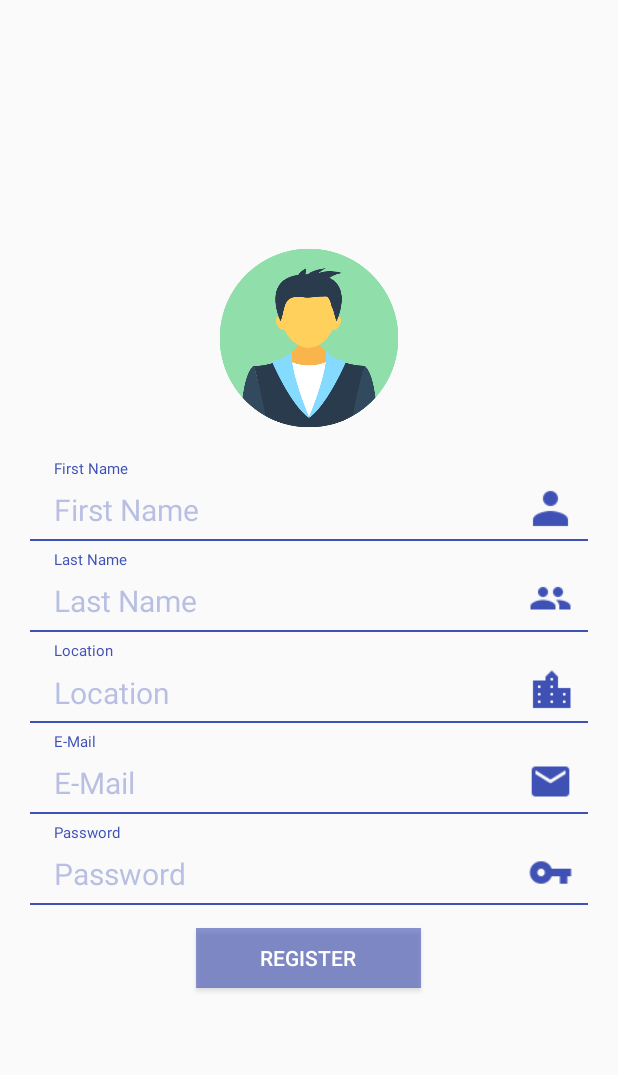
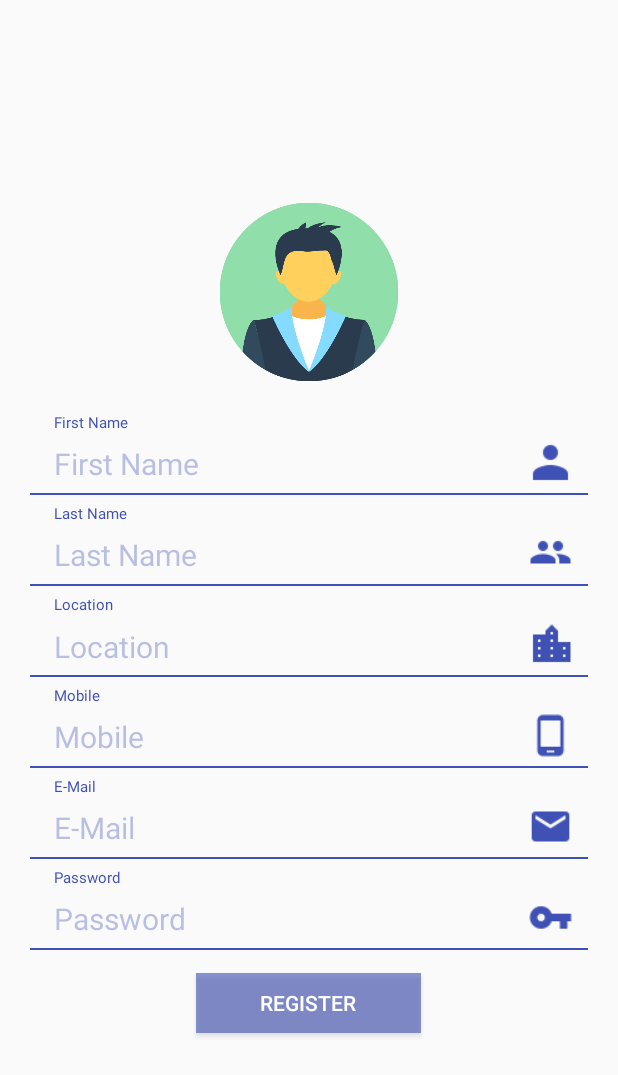
Before and after one commit to SriniSoftwareSolutions/Skill_Prototype, an Android app: the Register screen opened directly, with no data from a screen before it, on a phone screen of 412 x 824 dp. Shown: the top 1075 px of the screen. Run offline under Robolectric (Android 15) with nearby library versions, the phone set to English and light mode, and no system bars; our stand-ins replace CircleImageView, Firebase (no records; nobody signed in at launch, a user with empty details on screens opened directly); 2 statements that could not run were skipped.

```diff
--- a/app/src/main/res/layout/activity_register.xml
+++ b/app/src/main/res/layout/activity_register.xml
@@ -218,6 +218,67 @@
                 android:layout_height="wrap_content"
                 android:layout_marginLeft="16dp"
                 android:layout_marginRight="16dp"
+                android:text="Mobile"
+                android:textColor="@color/colorPrimary"
+                android:textSize="10sp" />
+
+            <LinearLayout
+                android:layout_width="match_parent"
+                android:layout_height="wrap_content"
+                android:orientation="horizontal"
+                android:layout_weight="1" >
+
+                <EditText
+                    android:id="@+id/ed_mobile"
+                    android:layout_width="match_parent"
+                    android:layout_height="40sp"
+                    android:layout_marginLeft="16dp"
+                    android:layout_marginRight="16dp"
+                    android:layout_weight="1"
+                    android:background="@android:color/transparent"
+                    android:backgroundTint="@android:color/transparent"
+                    android:backgroundTintMode="@android:color/transparent"
+                    android:cursorVisible="true"
+                    android:drawableBottom="@android:color/transparent"
+                    android:ems="10"
+                    android:hint="Mobile"
+                    android:layout_gravity="center_vertical"
+                    android:inputType="number"
+                    android:singleLine="true"
+                    android:textColorHint="@color/colorPrimary_20_percent"
+                    android:textColor="@color/colorPrimary"
+                    android:textSize="20sp" />
+
+                <ImageButton
+                    android:layout_width="30sp"
+                    android:layout_height="30sp"
+                    android:layout_gravity="center"
+                    android:layout_marginRight="10sp"
+                    android:src="@mipmap/ic_phone_android_black_24dp"
+                    android:tint="@color/colorPrimary"
+                    android:background="@android:color/transparent"
+                    android:scaleType="centerCrop"/>
+
+            </LinearLayout>
+
+            <View
+                android:layout_width="match_parent"
+                android:layout_height="1dp"
+                android:background="@color/colorPrimary"
+                android:layout_marginBottom="5dp"/>
+
+        </LinearLayout>
+
+        <LinearLayout
+            android:layout_width="match_parent"
+            android:layout_height="wrap_content"
+            android:orientation="vertical">
+
+            <TextView
+                android:layout_width="wrap_content"
+                android:layout_height="wrap_content"
+                android:layout_marginLeft="16dp"
+                android:layout_marginRight="16dp"
                 android:text="E-Mail"
                 android:textColor="@color/colorPrimary"
                 android:textSize="10sp" />
```
Also changed, not shown: app/src/main/res/mipmap-hdpi/ic_phone_android_black_24dp.png (added).
